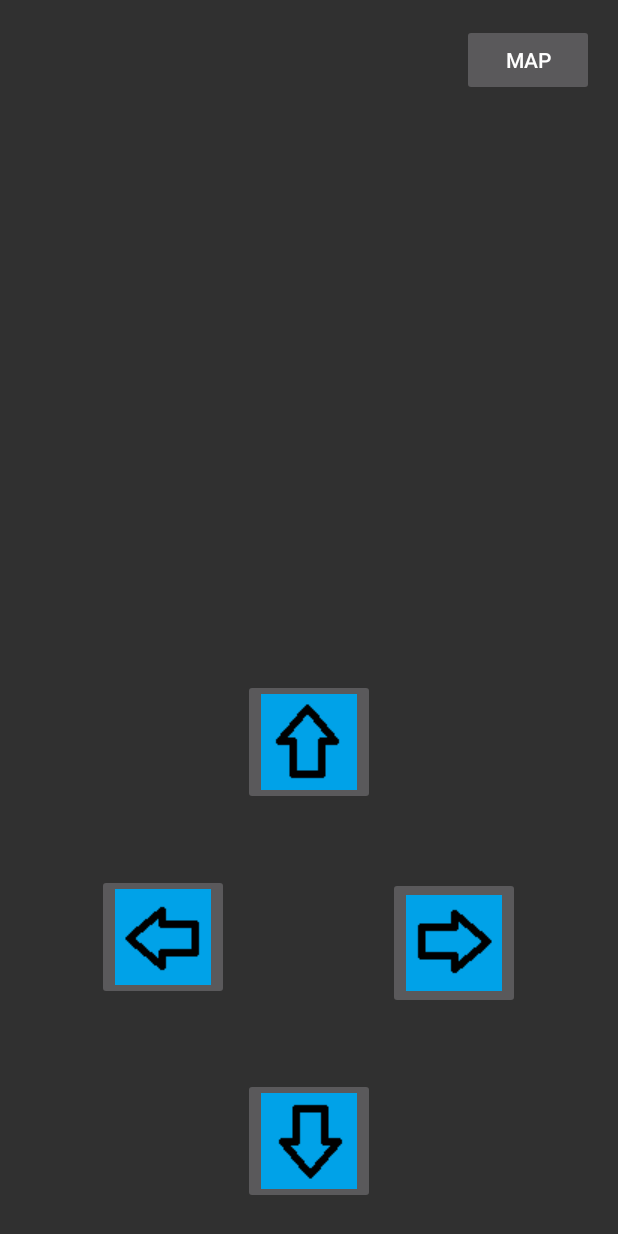
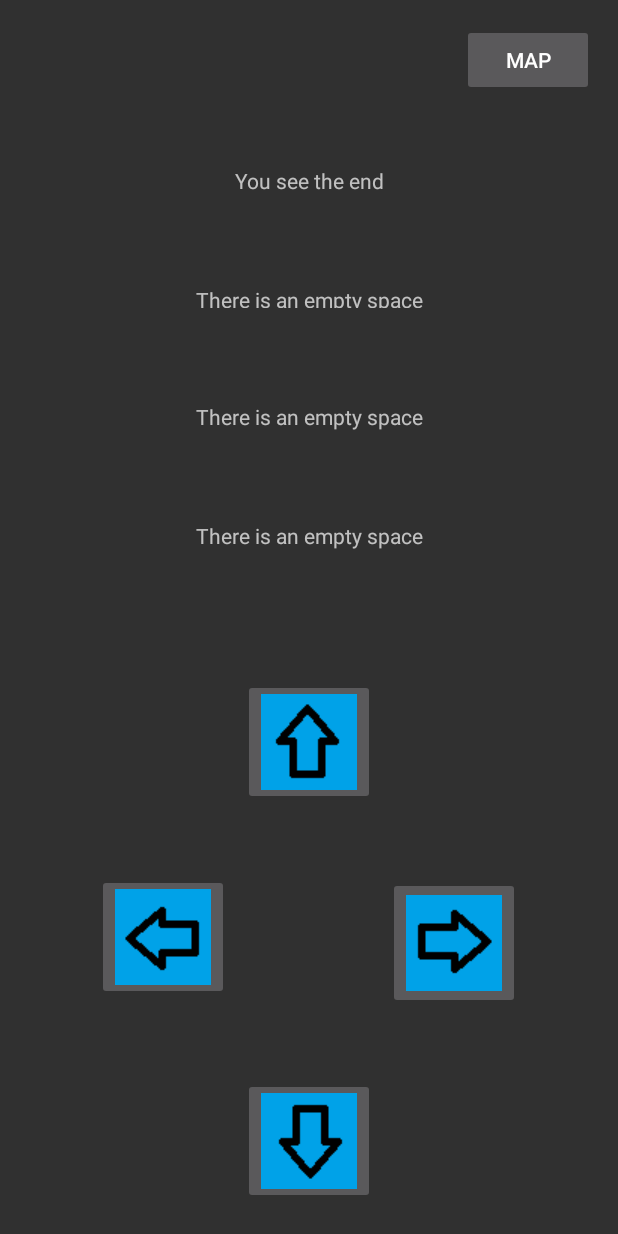
Before and after one commit to m-teja/BulletHelloWorld, an Android app: the screen it shows after launch (DungeonActivity), after a tap on "PLAY", on a phone screen of 412 x 824 dp. Run offline under Robolectric (Android 15) with nearby library versions, the phone set to English and light mode, and no system bars.

Commit message:
Displayed text after every movement

```diff
--- a/app/src/main/java/matth/dungeon/DungeonActivity.java
+++ b/app/src/main/java/matth/dungeon/DungeonActivity.java
@@ -5,6 +5,10 @@ import android.os.Bundle;
 import android.util.Log;
 import android.view.MotionEvent;
 import android.view.View;
+import android.widget.ProgressBar;
+import android.widget.TextView;
+
+import org.w3c.dom.Text;
 
 import java.util.ArrayList;
 
@@ -13,7 +17,6 @@ public class DungeonActivity extends AppCompatActivity {
     Utility utility;
     TileMap tileMap;
     Player player;
-    TextLines textLines;
 
     int size = 15; //temp variable, will change for each level
 
@@ -25,6 +28,8 @@ public class DungeonActivity extends AppCompatActivity {
         utility = new Utility(this);
         tileMap = new TileMap(utility, size);
         player = new Player(tileMap);
+        updateText();
+
 
     }
 
@@ -49,27 +54,39 @@ public class DungeonActivity extends AppCompatActivity {
                 , (tileMap.getTile(col, row + 1)).getType()
                 , (tileMap.getTile(col - 1, row)).getType()};
 
+        TextView up = findViewById(R.id.upInfo);
+        TextView right = findViewById(R.id.rightInfo);
+        TextView down = findViewById(R.id.downInfo);
+        TextView left = findViewById(R.id.leftInfo);
 
+        up.setText(TextLines.getLine(info[0]));
+        right.setText(TextLines.getLine(info[1]));
+        down.setText(TextLines.getLine(info[2]));
+        left.setText(TextLines.getLine(info[3]));
     }
 
     public void moveUp(View view) {
         findViewById(R.id.mapDisp).setVisibility(View.GONE);
         player.moveUp();
+        updateText();
     }
 
     public void moveRight(View view) {
         findViewById(R.id.mapDisp).setVisibility(View.GONE);
         player.moveRight();
+        updateText();
     }
 
     public void moveDown(View view) {
         findViewById(R.id.mapDisp).setVisibility(View.GONE);
         player.moveDown();
+        updateText();
     }
 
     public void moveLeft(View view) {
         findViewById(R.id.mapDisp).setVisibility(View.GONE);
         player.moveLeft();
+        updateText();
     }
 
     @Override
--- a/app/src/main/java/matth/dungeon/TextLines.java
+++ b/app/src/main/java/matth/dungeon/TextLines.java
@@ -13,5 +13,7 @@ public class TextLines {
         else if (tileType == TileMap.END_POS) {
             return "You see the end";
         }
+
+        return "you should not see this";
     }
 }
```
